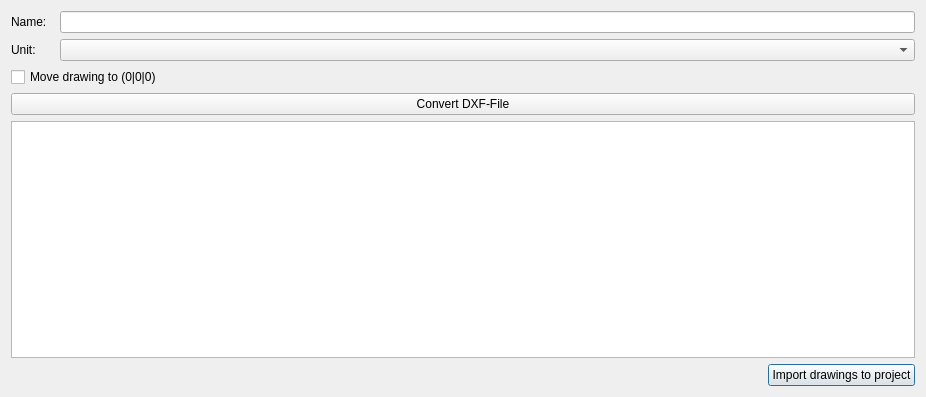
ghorwin/SIM-VICUS, file SIM-VICUS/src/SVImportDXFDialog.ui: the form before one commit.
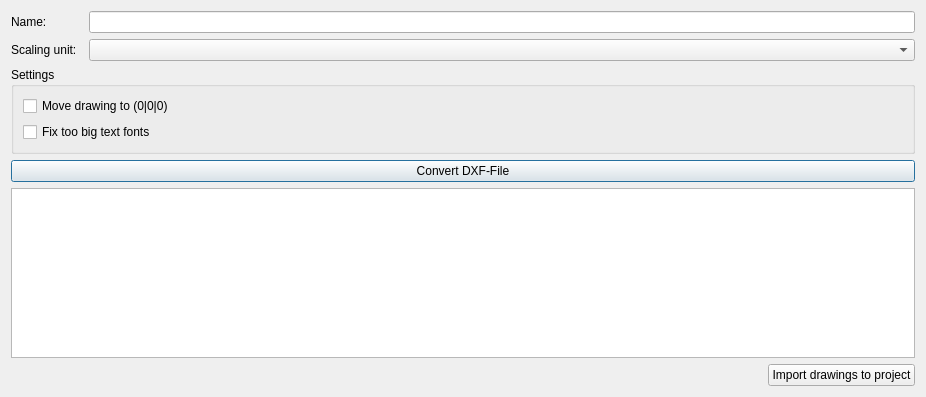
The form after the commit.

Commit message: Added fixing of too big fonts

What changed in the file:
```diff
--- a/SIM-VICUS/src/SVImportDXFDialog.ui
+++ b/SIM-VICUS/src/SVImportDXFDialog.ui
@@ -14,10 +14,34 @@
    <string>DXF Import </string>
   </property>
   <layout class="QGridLayout" name="gridLayout">
-   <item row="0" column="4">
+   <item row="0" column="0" colspan="2">
+    <widget class="QLabel" name="label_2">
+     <property name="text">
+      <string>Name:</string>
+     </property>
+    </widget>
+   </item>
+   <item row="1" column="2">
+    <widget class="QComboBox" name="comboBoxUnit"/>
+   </item>
+   <item row="3" column="0" colspan="3">
+    <widget class="QPushButton" name="pushButtonConvert">
+     <property name="text">
+      <string>Convert DXF-File</string>
+     </property>
+    </widget>
+   </item>
+   <item row="1" column="0">
+    <widget class="QLabel" name="label">
+     <property name="text">
+      <string>Scaling unit:</string>
+     </property>
+    </widget>
+   </item>
+   <item row="0" column="2">
     <widget class="QLineEdit" name="lineEditDrawingName"/>
    </item>
-   <item row="5" column="0" colspan="5">
+   <item row="5" column="0" colspan="3">
     <layout class="QHBoxLayout" name="horizontalLayout_4">
      <item>
       <spacer name="horizontalSpacer">
@@ -41,38 +65,30 @@
      </item>
     </layout>
    </item>
-   <item row="3" column="0" colspan="5">
-    <widget class="QPushButton" name="pushButtonConvert">
-     <property name="text">
-      <string>Convert DXF-File</string>
-     </property>
-    </widget>
-   </item>
-   <item row="4" column="0" colspan="5">
+   <item row="4" column="0" colspan="3">
     <widget class="QPlainTextEdit" name="plainTextEditLogWindow"/>
    </item>
-   <item row="0" column="0" colspan="3">
-    <widget class="QLabel" name="label_2">
-     <property name="text">
-      <string>Name:</string>
+   <item row="2" column="0" colspan="3">
+    <widget class="QGroupBox" name="groupBox">
+     <property name="title">
+      <string>Settings</string>
      </property>
-    </widget>
-   </item>
-   <item row="1" column="0">
-    <widget class="QLabel" name="label">
-     <property name="text">
-      <string>Unit:</string>
-     </property>
-    </widget>
-   </item>
-   <item row="1" column="4">
-    <widget class="QComboBox" name="comboBoxUnit"/>
-   </item>
-   <item row="2" column="0" colspan="5">
-    <widget class="QCheckBox" name="checkBoxMove">
-     <property name="text">
-      <string>Move drawing to (0|0|0)</string>
-     </property>
+     <layout class="QVBoxLayout" name="verticalLayout">
+      <item>
+       <widget class="QCheckBox" name="checkBoxMove">
+        <property name="text">
+         <string>Move drawing to (0|0|0)</string>
+        </property>
+       </widget>
+      </item>
+      <item>
+       <widget class="QCheckBox" name="checkBoxFixFonts">
+        <property name="text">
+         <string>Fix too big text fonts</string>
+        </property>
+       </widget>
+      </item>
+     </layout>
     </widget>
    </item>
   </layout>
```
The commit also changes 2 other files.
